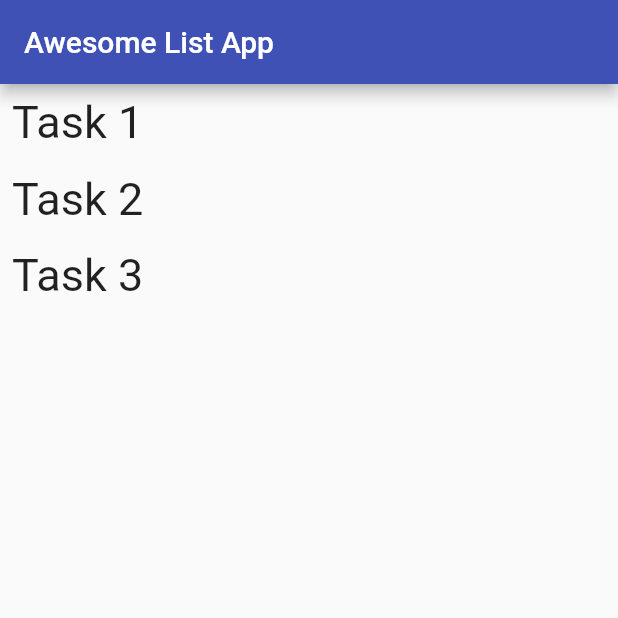
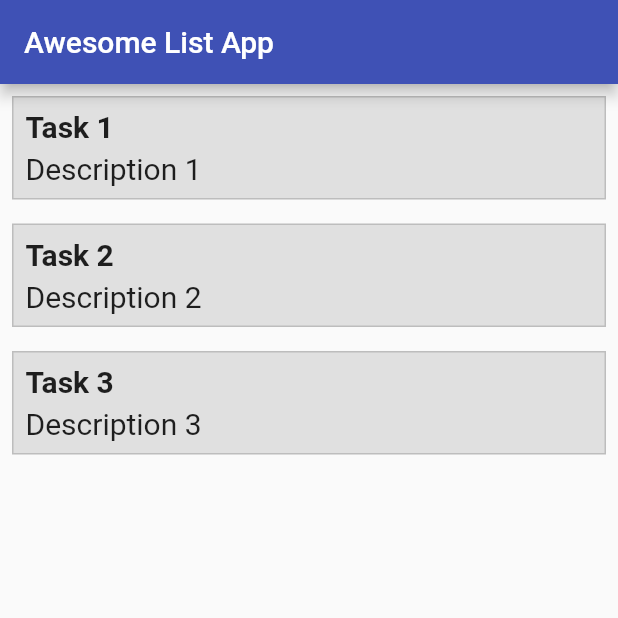
Before and after one commit to AdamWiryahadi/sec_note_app, a Flutter app: the screen it shows after launch, on a phone screen of 412 x 824 dp, the top half of it. Run offline on Flutter 3.47's test engine with Material 2 defaults, Android fonts, the phone set to English and light mode, and no system bars.

Commit message:
third commit -update task container - add description property to task model

```diff
--- /dev/null
+++ b/lib/model/task.model.dart
@@ -0,0 +1,12 @@
+class Task {
+  String title;
+  String description;
+
+  Task({required this.title, required this.description});
+}
+
+List<Task> taskList = [
+  Task(title: 'Task 1', description: 'Description 1'),
+  Task(title: 'Task 2', description: 'Description 2'),
+  Task(title: 'Task 3', description: 'Description 3'),
+];
--- a/lib/screen/home.screen.dart
+++ b/lib/screen/home.screen.dart
@@ -1,4 +1,5 @@
 import 'package:flutter/material.dart';
+import 'package:sec_note_app/model/task.model.dart';
 
 class HomeScreen extends StatelessWidget {
 
@@ -9,31 +10,44 @@ class HomeScreen extends StatelessWidget {
         title: Text('Awesome List App'),
       ),
       body: Column (
-        children: List.generate(taskList.length, (index) => CustomText(text: taskList[index])),
+        crossAxisAlignment: CrossAxisAlignment.stretch,
+        children: List.generate(taskList.length, (index) => TaskContainer(task: taskList[index])),
       ),
     );
   }
 }
 
-class CustomText extends StatelessWidget {
-  final String text;
+class TaskContainer extends StatelessWidget {
+  final Task task;
 
-  CustomText({required this.text});
+  TaskContainer({required this.task});
 
   @override
   Widget build(BuildContext context) {
     return Padding(
       padding: const EdgeInsets.all(8.0),
-      child: Text(
-        text,
-        style: TextStyle(fontSize: 30),
+      child: Container(
+        decoration:
+          BoxDecoration(
+            color: Colors.grey.shade300,
+            border: Border.all(color: Colors.grey.shade400),
+          ),
+        padding: const EdgeInsets.all(8.0),
+        child: Column(
+          crossAxisAlignment: CrossAxisAlignment.start,
+          children: [
+            Text(
+              task.title,
+              style: TextStyle(fontSize: 20, fontWeight: FontWeight.w600),
+            ),
+            SizedBox(height: 5,),
+            Text(
+              task.description,
+              style: TextStyle(fontSize: 20),
+            )
+          ],
+        ),
       ),
     );
   }
 }
-
-List<String> taskList = [
-  'Task 1',
-  'Task 2',
-  'Task 3',
-];
```
